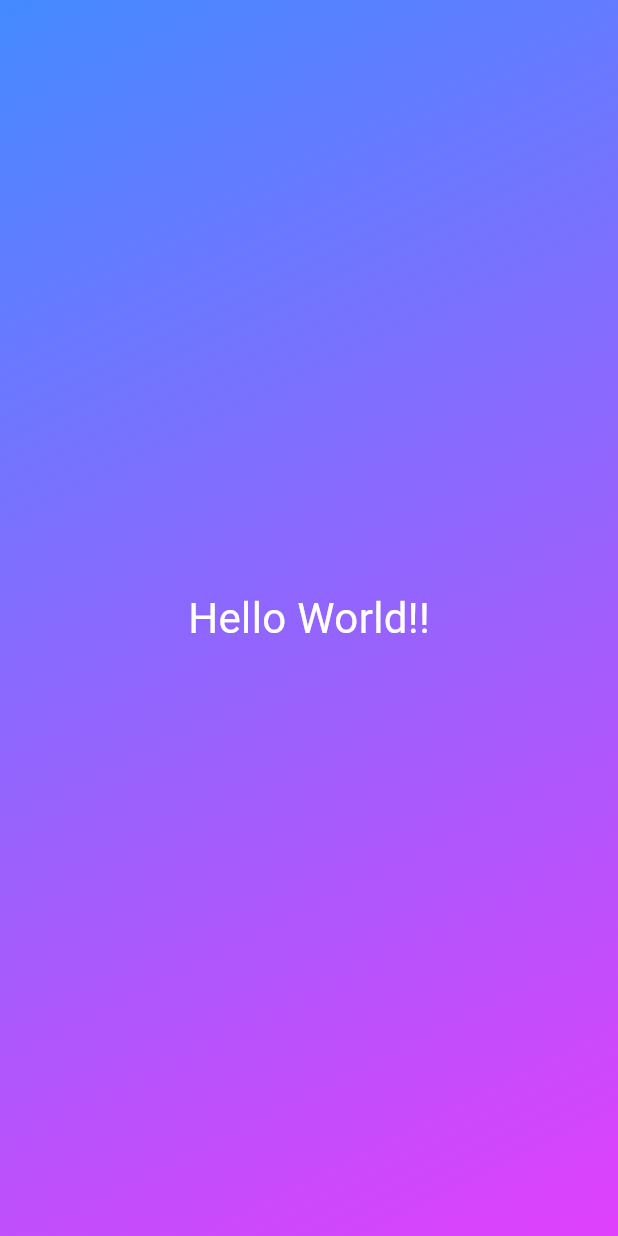
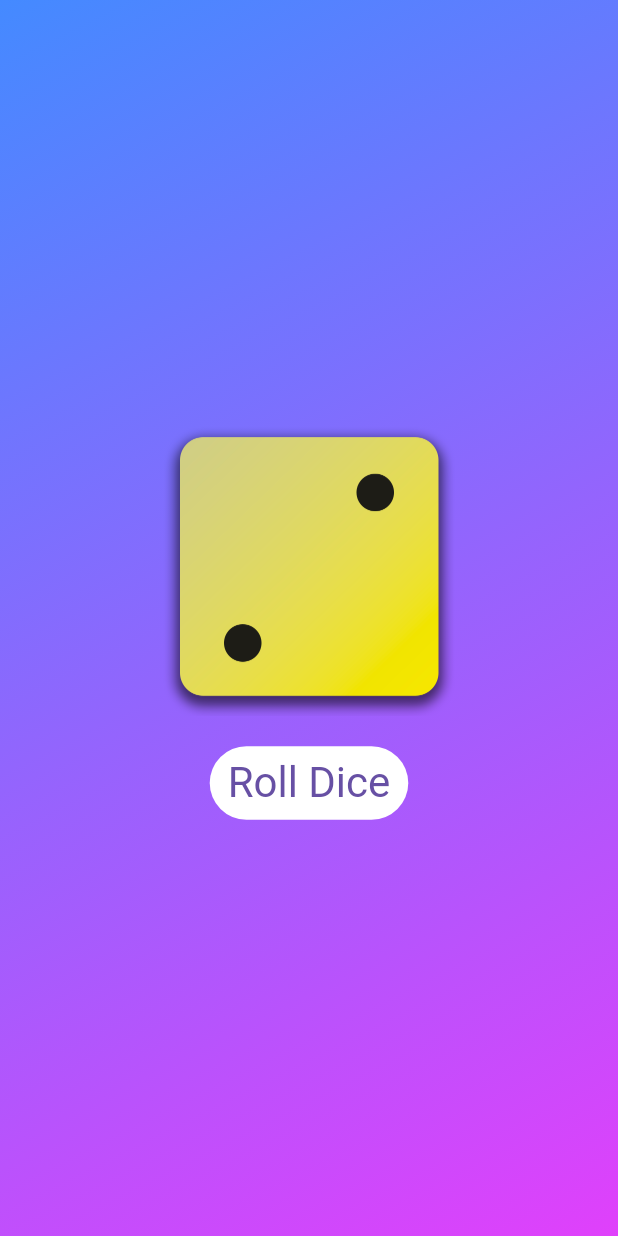
Before and after one commit to AnaLinsDev/flutter_roll_dice, a Flutter app: the screen it shows after launch, on a phone screen of 412 x 824 dp. Run offline on Flutter 3.47's test engine with Material 3 defaults, Android fonts, the phone set to English and light mode, and no system bars.

Commit message:
add images and random number logic

```diff
--- /dev/null
+++ b/lib/dice_roller.dart
@@ -0,0 +1,45 @@
+import 'dart:math';
+
+import 'package:flutter/material.dart';
+
+final randomizer = Random();
+
+class DiceRoller extends StatefulWidget {
+  const DiceRoller({key}) : super(key: key);
+
+  @override
+  State<DiceRoller> createState() {
+    return _DiceRollerState();
+  }
+}
+
+class _DiceRollerState extends State<DiceRoller> {
+  var currentDiceRoll = 2;
+
+  void rollDice() {
+    setState(() {
+      currentDiceRoll = randomizer.nextInt(6) + 1;
+    });
+  }
+
+  @override
+  Widget build(context) {
+    return Column(
+      mainAxisSize: MainAxisSize.min, // Centraliza Column Veticalmente
+      children: [
+        Image.asset(
+          'assets/images/dice-$currentDiceRoll.png',
+          width: 200,
+        ),
+        const SizedBox(height: 20),
+        TextButton(
+          onPressed: rollDice,
+          style: TextButton.styleFrom(
+              backgroundColor: Colors.white,
+              textStyle: const TextStyle(fontSize: 28)),
+          child: Text('Roll Dice'),
+        )
+      ],
+    );
+  }
+}
--- a/lib/gradient_container.dart
+++ b/lib/gradient_container.dart
@@ -1,24 +1,26 @@
+import 'dart:ui';
+
 import 'package:flutter/material.dart';
+import 'package:roll_dice/dice_roller.dart';
 
-import 'package:roll_dice/styled_text.dart';
-
-var startAligment = Alignment.topLeft;
-var endAligment = Alignment.bottomRight;
+const startAligment = Alignment.topLeft;
+const endAligment = Alignment.bottomRight;
 
 class GradientContainer extends StatelessWidget {
-  const GradientContainer({key}) : super(key: key);
+  final List<Color> colors;
+
+  GradientContainer(this.colors, {key}) : super(key: key);
+
 
   @override
   Widget build(context) {
     return Container(
       decoration: BoxDecoration(
         gradient: LinearGradient(
-            colors: [Colors.blueAccent, Colors.purpleAccent],
-            begin: startAligment,
-            end: endAligment),
+            colors: colors, begin: startAligment, end: endAligment),
       ),
-      child: const Center(
-        child: StyledText(),
+      child: Center(
+        child: DiceRoller()
       ),
     );
   }
--- a/lib/main.dart
+++ b/lib/main.dart
@@ -4,8 +4,9 @@ import 'package:roll_dice/gradient_container.dart';
 
 void main() {
   runApp(
-    const MaterialApp(
-      home: Scaffold(body: GradientContainer()),
+     MaterialApp(
+      home: Scaffold(
+          body: GradientContainer([Colors.blueAccent, Colors.purpleAccent])),
     ),
   );
 }
--- a/lib/styled_text.dart
+++ b/lib/styled_text.dart
@@ -1,13 +1,15 @@
 import 'package:flutter/material.dart';
 
 class StyledText extends StatelessWidget {
-  const StyledText({key}) : super(key: key);
+  final String text;
+
+  const StyledText(this.text, {Key key}) : super(key: key);
 
   @override
   Widget build(context) {
-    return const Text(
-      "Hello World!!",
-      style: TextStyle(color: Colors.white, fontSize: 28),
+    return Text(
+      text,
+      style: const TextStyle(color: Colors.white, fontSize: 28),
     );
   }
 }
```
Also changed, not shown: pubspec.yaml (+7 -3 lines), assets/images/dice-1.png (added), assets/images/dice-2.png (added), assets/images/dice-3.png (added), assets/images/dice-4.png (added), assets/images/dice-5.png (added), assets/images/dice-6.png (added).
